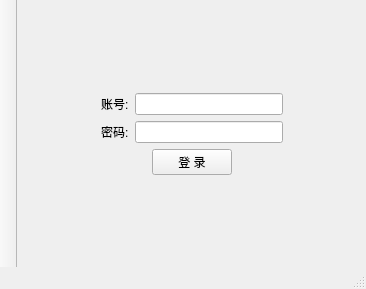
Qt form ui/wnd_client.ui (decenfrontier/PyNetAuth) before a commit.
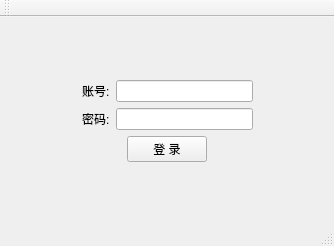
The same form after that commit.

Diff of the .ui file:
```diff
--- a/ui/wnd_client.ui
+++ b/ui/wnd_client.ui
@@ -6,8 +6,8 @@
    <rect>
     <x>0</x>
     <y>0</y>
-    <width>366</width>
-    <height>289</height>
+    <width>334</width>
+    <height>246</height>
    </rect>
   </property>
   <property name="windowTitle">
@@ -614,16 +614,16 @@
     <string>toolBar</string>
    </property>
    <property name="movable">
-    <bool>false</bool>
+    <bool>true</bool>
    </property>
    <property name="orientation">
-    <enum>Qt::Vertical</enum>
+    <enum>Qt::Horizontal</enum>
    </property>
    <property name="floatable">
     <bool>false</bool>
    </property>
    <attribute name="toolBarArea">
-    <enum>LeftToolBarArea</enum>
+    <enum>TopToolBarArea</enum>
    </attribute>
    <attribute name="toolBarBreak">
     <bool>false</bool>
```
Left out of the diff: 2 changed lines with no effect on the pictures.
